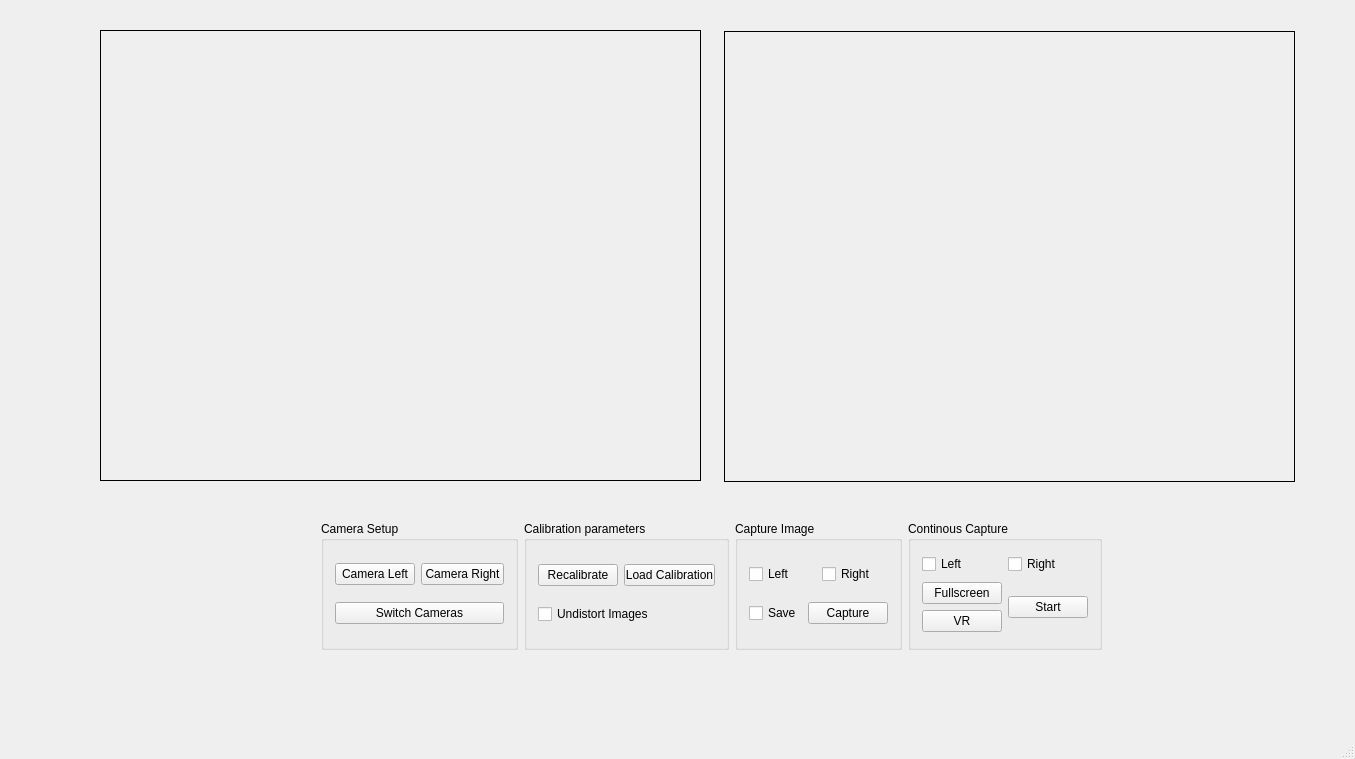
The window that VR_interfaz/mainwindow.ui (richardseba/TFG-Code) describes before a commit, drawn with Qt 5.
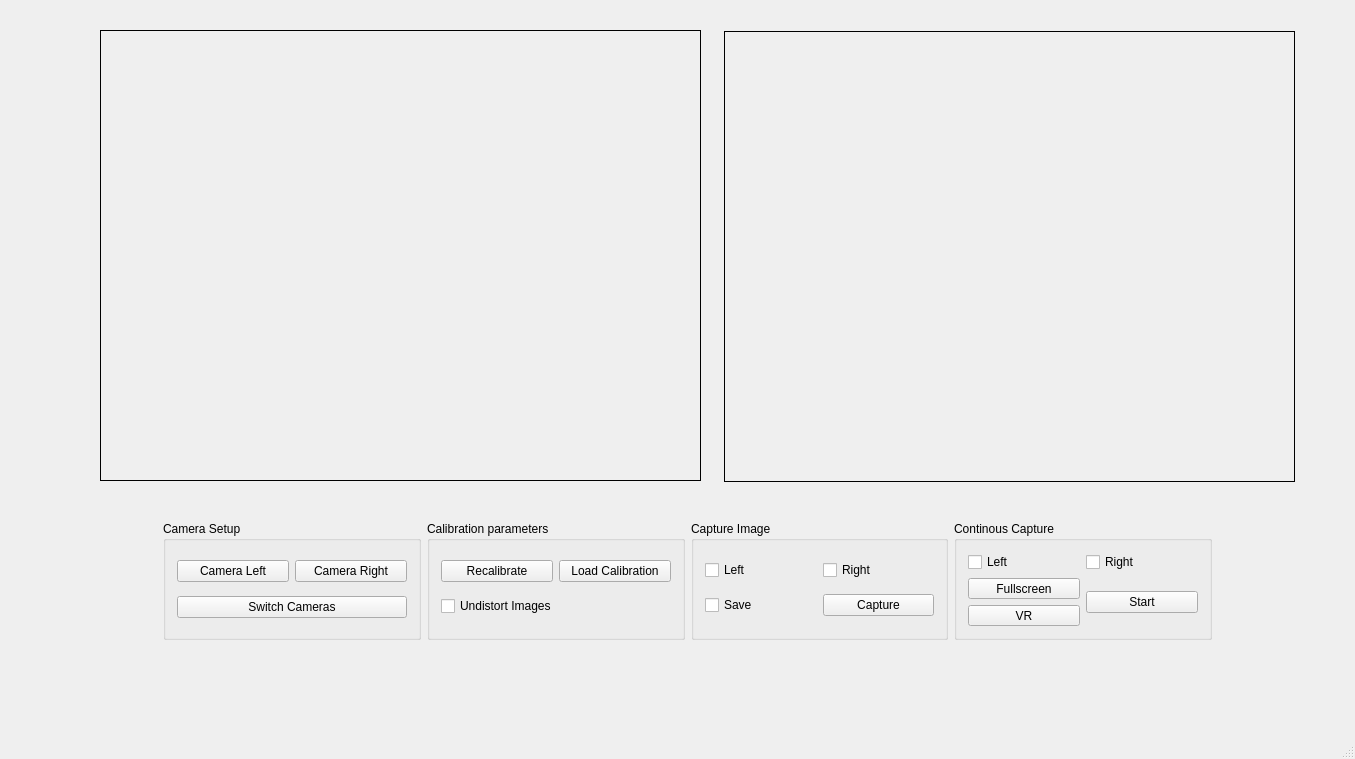
The same window after the commit.

The edit to the form file:
```diff
--- a/VR_interfaz/mainwindow.ui
+++ b/VR_interfaz/mainwindow.ui
@@ -20,10 +20,10 @@
    <widget class="QWidget" name="layoutWidget">
     <property name="geometry">
      <rect>
-      <x>310</x>
+      <x>152</x>
       <y>510</y>
-      <width>803</width>
-      <height>151</height>
+      <width>1071</width>
+      <height>141</height>
      </rect>
     </property>
     <layout class="QHBoxLayout" name="horizontalLayout_8">
```
